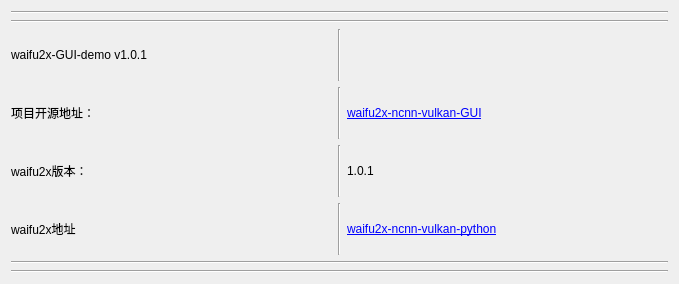
This is ui/about.ui in tonquer/waifu2x-ncnn-vulkan-GUI as Qt 5 draws it before an edit. The edited form follows.
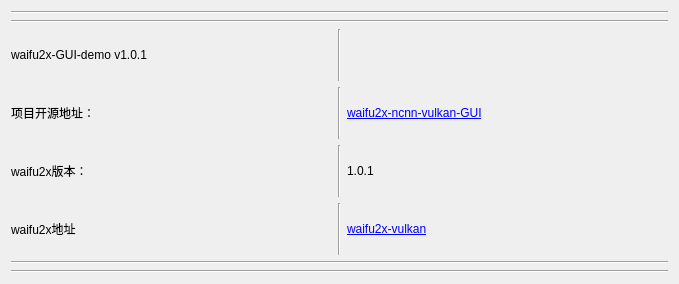
This is the edited form.

```diff
--- a/ui/about.ui
+++ b/ui/about.ui
@@ -47,7 +47,7 @@
      <item row="4" column="4">
       <widget class="QLabel" name="label_8">
        <property name="text">
-        <string>&lt;a href=&quot;https://github.com/tonquer/waifu2x-ncnn-vulkan-python&quot;&gt; waifu2x-ncnn-vulkan-python&lt;/a&gt;</string>
+        <string>&lt;a href=&quot;https://github.com/tonquer/waifu2x-vulkan&quot;&gt; waifu2x-vulkan&lt;/a&gt;</string>
        </property>
       </widget>
      </item>
```
